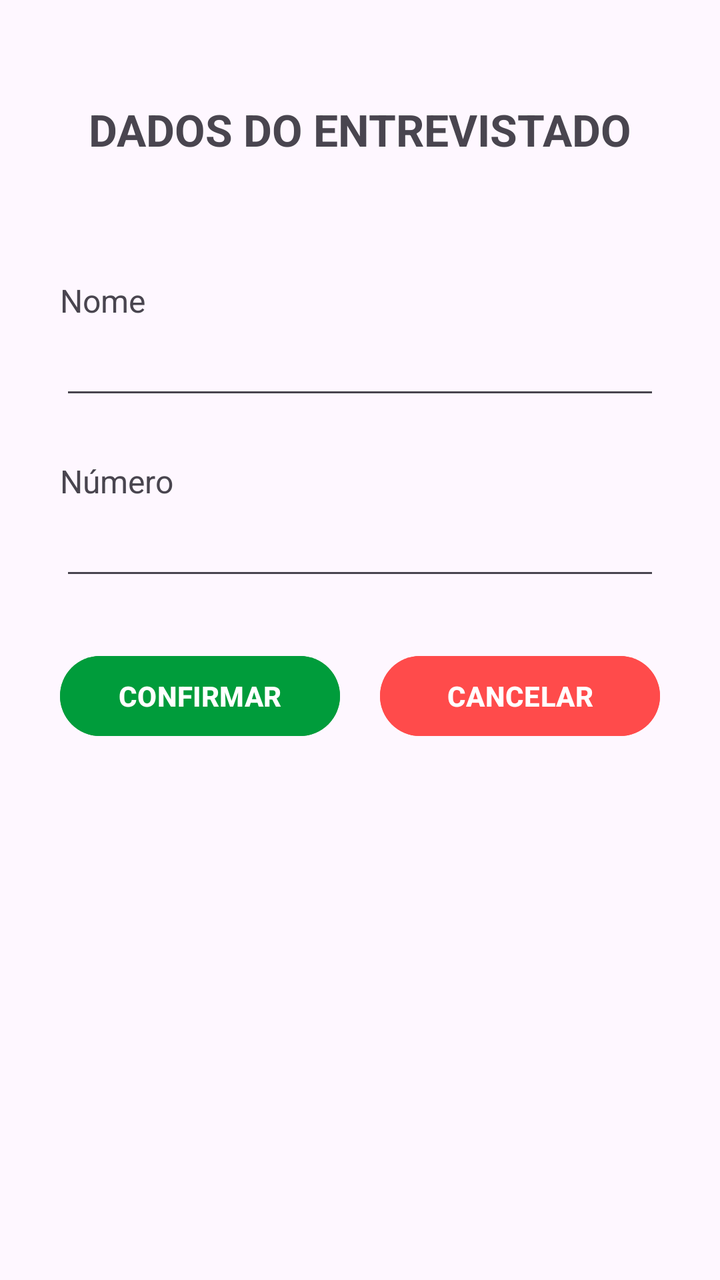
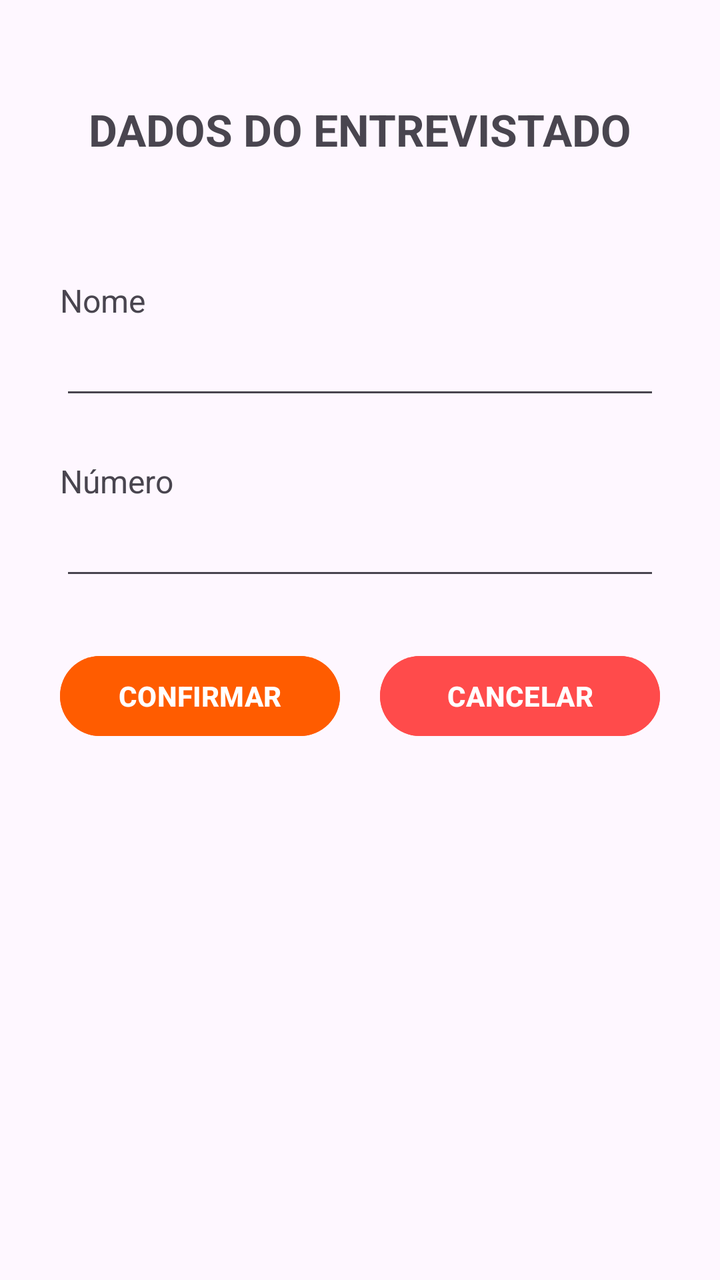

Compare the two renders of this Android layout. The source of the first and the diff that turns it into the second are given below.
<!-- AndroidManifest.xml: application theme Theme.Eleitoral -->
<!-- res/layout/activity_dados.xml -->
<?xml version="1.0" encoding="utf-8"?>
<androidx.constraintlayout.widget.ConstraintLayout
    xmlns:android="http://schemas.android.com/apk/res/android"
    xmlns:app="http://schemas.android.com/apk/res-auto"
    xmlns:tools="http://schemas.android.com/tools"
    android:id="@+id/main"
    android:layout_width="match_parent"
    android:layout_height="match_parent"
    tools:context=".DadosActivity">

    <TextView
        android:id="@+id/tvTitulo"
        android:layout_width="wrap_content"
        android:layout_height="wrap_content"
        android:layout_marginTop="50dp"
        android:text="DADOS DO ENTREVISTADO"
        android:textSize="22sp"
        android:textStyle="bold"
        app:layout_constraintEnd_toEndOf="parent"
        app:layout_constraintStart_toStartOf="parent"
        app:layout_constraintTop_toTopOf="parent" />

    <TextView
        android:id="@+id/tvNome"
        android:layout_width="0dp"
        android:layout_height="wrap_content"
        android:layout_marginStart="30dp"
        android:layout_marginTop="60dp"
        android:layout_marginEnd="30dp"
        android:text="Nome"
        android:textSize="16sp"
        app:layout_constraintEnd_toEndOf="parent"
        app:layout_constraintStart_toStartOf="parent"
        app:layout_constraintTop_toBottomOf="@id/tvTitulo" />

    <EditText
        android:id="@+id/etName"
        android:layout_width="0dp"
        android:layout_height="wrap_content"
        android:layout_marginStart="30dp"
        android:layout_marginTop="5dp"
        android:layout_marginEnd="30dp"
        android:inputType="textPersonName"
        android:textSize="16sp"
        app:layout_constraintEnd_toEndOf="parent"
        app:layout_constraintStart_toStartOf="parent"
        app:layout_constraintTop_toBottomOf="@id/tvNome" />

    <TextView
        android:id="@+id/tvNumero"
        android:layout_width="0dp"
        android:layout_height="wrap_content"
        android:layout_marginStart="30dp"
        android:layout_marginTop="25dp"
        android:layout_marginEnd="30dp"
        android:text="Número"
        android:textSize="16sp"
        app:layout_constraintEnd_toEndOf="parent"
        app:layout_constraintStart_toStartOf="parent"
        app:layout_constraintTop_toBottomOf="@id/etName" />

    <EditText
        android:id="@+id/etNum"
        android:layout_width="0dp"
        android:layout_height="wrap_content"
        android:layout_marginStart="30dp"
        android:layout_marginTop="5dp"
        android:layout_marginEnd="30dp"
        android:inputType="number"
        android:textSize="16sp"
        app:layout_constraintEnd_toEndOf="parent"
        app:layout_constraintStart_toStartOf="parent"
        app:layout_constraintTop_toBottomOf="@id/tvNumero" />

    <Button
        android:id="@+id/btCanc"
        android:layout_width="140dp"
        android:layout_height="wrap_content"
        android:layout_marginStart="10dp"
        android:layout_marginEnd="30dp"
        android:layout_marginBottom="268dp"
        android:backgroundTint="#FF4B4B"
        android:text="CANCELAR"
        android:textColor="#FFFFFF"
        android:textStyle="bold"
        app:layout_constraintBottom_toBottomOf="parent"
        app:layout_constraintEnd_toEndOf="parent"
        app:layout_constraintStart_toEndOf="@id/btSend" />

    <Button
        android:id="@+id/btSend"
        android:layout_width="140dp"
        android:layout_height="wrap_content"
        android:layout_marginStart="30dp"
        android:layout_marginEnd="10dp"
        android:layout_marginBottom="268dp"
        android:backgroundTint="#009C3B"
        android:text="CONFIRMAR"
        android:textColor="#FFFFFF"
        android:textStyle="bold"
        app:layout_constraintBottom_toBottomOf="parent"
        app:layout_constraintEnd_toStartOf="@id/btCanc"
        app:layout_constraintStart_toStartOf="parent" />

</androidx.constraintlayout.widget.ConstraintLayout>
<!-- resources referenced by this layout -->
<resources>
  <style name="Theme.Eleitoral" parent="Base.Theme.Eleitoral" />
  <style name="Base.Theme.Eleitoral" parent="Theme.Material3.DayNight.NoActionBar">
          
          
      </style>
</resources>

<!-- the commit's change to res/layout/activity_dados.xml (unified diff, before → after) -->
@@ -94,7 +94,7 @@
         android:layout_marginStart="30dp"
         android:layout_marginEnd="10dp"
         android:layout_marginBottom="268dp"
-        android:backgroundTint="#009C3B"
+        android:backgroundTint="#FF5C00"
         android:text="CONFIRMAR"
         android:textColor="#FFFFFF"
         android:textStyle="bold"
